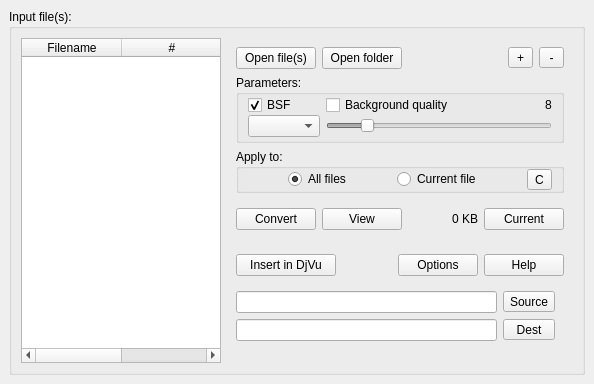
This is mainwindow.ui in trufanov-nok/djvu-imager-qt as Qt 5 draws it before an edit. The edited form follows.
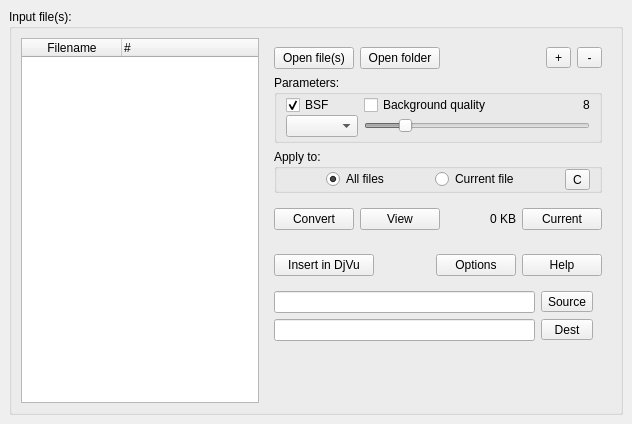
This is the edited form. Icons and pictures are not drawn. Custom widgets are drawn as their Qt base class.

```diff
--- a/mainwindow.ui
+++ b/mainwindow.ui
@@ -6,8 +6,8 @@
    <rect>
     <x>0</x>
     <y>0</y>
-    <width>553</width>
-    <height>384</height>
+    <width>632</width>
+    <height>424</height>
    </rect>
   </property>
   <property name="windowIcon">
@@ -38,16 +38,25 @@
          </property>
          <property name="minimumSize">
           <size>
-           <width>200</width>
+           <width>10</width>
            <height>0</height>
           </size>
          </property>
+         <property name="alternatingRowColors">
+          <bool>true</bool>
+         </property>
          <property name="selectionMode">
           <enum>QAbstractItemView::ContiguousSelection</enum>
          </property>
          <property name="selectionBehavior">
           <enum>QAbstractItemView::SelectRows</enum>
          </property>
+         <property name="gridStyle">
+          <enum>Qt::DotLine</enum>
+         </property>
+         <attribute name="horizontalHeaderMinimumSectionSize">
+          <number>5</number>
+         </attribute>
          <attribute name="horizontalHeaderStretchLastSection">
           <bool>true</bool>
          </attribute>
@@ -60,6 +69,9 @@
           <property name="text">
            <string>#</string>
           </property>
+          <property name="textAlignment">
+           <set>AlignLeading|AlignVCenter</set>
+          </property>
          </column>
         </widget>
        </item>
```
Left out of the diff: 5 changed lines with no effect on the pictures.
